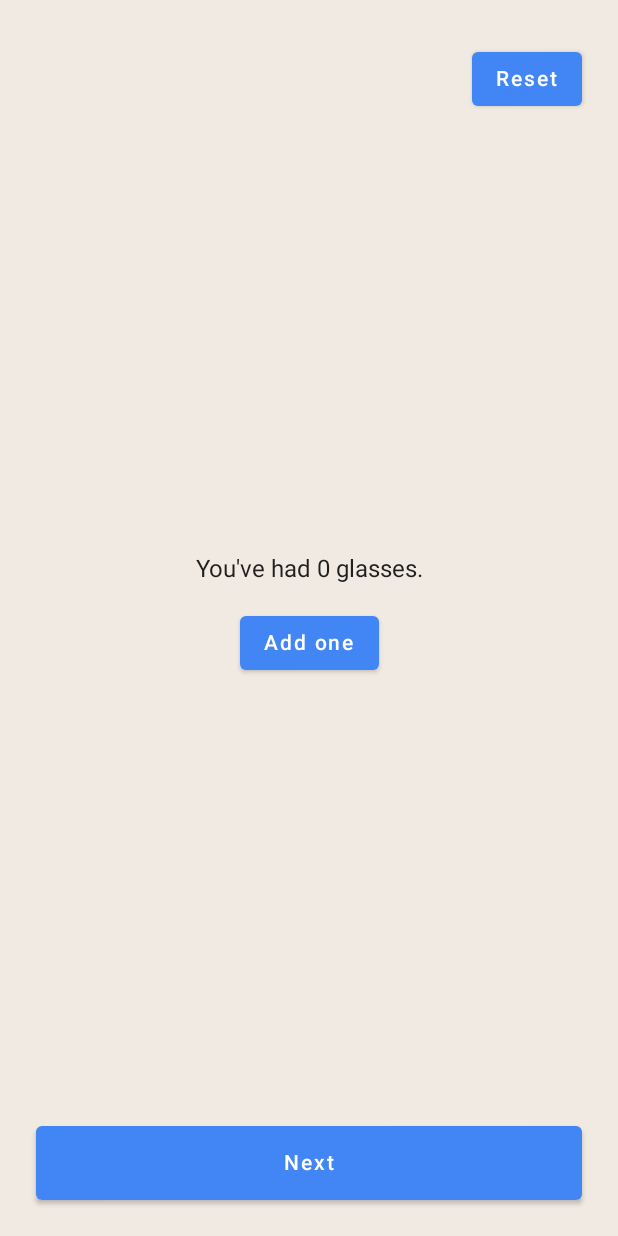
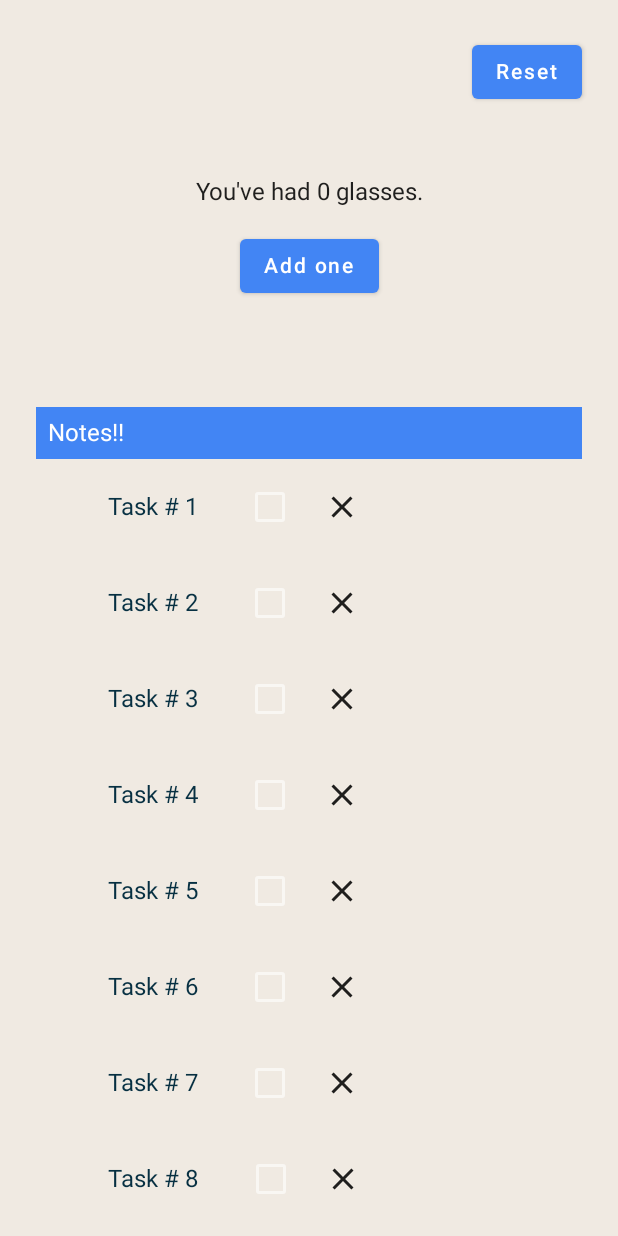
Before and after one commit to nikitha2/ComposeTutorial, an Android app built with Jetpack Compose: the ComposeStateActivity screen opened directly, with no data from a screen before it, on a phone screen of 412 x 824 dp. Run offline under Robolectric (Android 15) with nearby library versions, the phone set to English and light mode, and no system bars; our stand-ins replace constraintlayout-compose.

Commit message:
Gradle update

```diff
--- a/app/src/main/java/com/example/composetutorial/ComposeStateActivity.kt
+++ b/app/src/main/java/com/example/composetutorial/ComposeStateActivity.kt
@@ -1,17 +1,24 @@
 package com.example.composetutorial
 
 import android.os.Bundle
-import androidx.activity.ComponentActivity
 import androidx.activity.compose.setContent
+import androidx.compose.foundation.background
+import androidx.compose.foundation.layout.Column
+import androidx.compose.foundation.layout.PaddingValues
+import androidx.compose.foundation.layout.fillMaxHeight
 import androidx.compose.foundation.layout.fillMaxSize
 import androidx.compose.material.MaterialTheme
 import androidx.compose.material.Surface
 import androidx.compose.runtime.Composable
 import androidx.compose.ui.Modifier
-import com.example.composetutorial.stateCodelab.waterCounterScreen
+import androidx.compose.ui.res.colorResource
+import androidx.compose.ui.tooling.preview.Preview
+import androidx.compose.ui.unit.dp
+import com.example.composetutorial.stateCodelab.Notes
+import com.example.composetutorial.stateCodelab.WaterCount
 import com.example.composetutorial.ui.theme.ComposeTutorialTheme
 
-class ComposeStateActivity  : BaseActivity() {
+class ComposeStateActivity : BaseActivity() {
 
 
     override fun onCreate(savedInstanceState: Bundle?) {
@@ -28,9 +35,28 @@ class ComposeStateActivity  : BaseActivity() {
             }
         }
     }
+
+
+    @Composable
+    fun WellnessScreen(modifier: Modifier = Modifier) {
+        Column(
+            modifier = modifier
+                .fillMaxSize()
+                .background(color = colorResource(id = R.color.greyBackground)),
+        ) {
+            WaterCount(modifier.fillMaxHeight(0.3f))
+            Notes(
+                notePadding = PaddingValues(horizontal = 24.dp, vertical = 8.dp),
+                contentPadding = PaddingValues(vertical = 24.dp, horizontal = 24.dp)
+            )
+        }
+    }
+
+    @Preview(showBackground = true)
+    @Composable
+    fun WellnessScreenPreview() {
+        ComposeTutorialTheme {
+            WellnessScreen(Modifier)
+        }
+    }
 }
-
-@Composable
-fun WellnessScreen(modifier: Modifier = Modifier) {
-    waterCounterScreen(modifier)
-}
--- /dev/null
+++ b/app/src/main/java/com/example/composetutorial/stateCodelab/Notes.kt
@@ -0,0 +1,80 @@
+package com.example.composetutorial.stateCodelab
+
+import androidx.compose.foundation.ExperimentalFoundationApi
+import androidx.compose.foundation.background
+import androidx.compose.foundation.layout.*
+import androidx.compose.foundation.lazy.LazyColumn
+import androidx.compose.foundation.lazy.items
+import androidx.compose.material.*
+import androidx.compose.material.icons.Icons
+import androidx.compose.material.icons.filled.Close
+import androidx.compose.runtime.*
+import androidx.compose.ui.Alignment
+import androidx.compose.ui.Modifier
+import androidx.compose.ui.tooling.preview.Preview
+import androidx.compose.ui.unit.dp
+import com.example.composetutorial.SampleData
+import com.example.composetutorial.ui.theme.ComposeTutorialTheme
+
+@Composable
+fun ShowNotesScreen(
+    note: String,
+    modifier: Modifier,
+    checked: Boolean,
+    onCheck: (Boolean) -> Unit,
+    onClose: () -> Unit
+) {
+    Row(modifier = modifier.fillMaxWidth(),
+        verticalAlignment= Alignment.CenterVertically) {
+        Text(
+            text = "Task # $note",
+            modifier = modifier,
+            color = MaterialTheme.colors.onPrimary
+        )
+
+        Checkbox(checked = checked, onCheckedChange = onCheck)
+        IconButton(onClick = onClose) {
+            Icon(Icons.Filled.Close, contentDescription = "Close")
+        }
+    }
+}
+
+@OptIn(ExperimentalFoundationApi::class)
+@Composable
+fun Notes(notePadding: PaddingValues, contentPadding: PaddingValues) {
+    LazyColumn(contentPadding = contentPadding) {
+        stickyHeader {
+            Text(
+                text = "Notes!!",
+                Modifier
+                    .fillMaxWidth()
+                    .background(color = MaterialTheme.colors.surface)
+                    .padding(8.dp),
+                color = MaterialTheme.colors.background,
+            )
+        }
+        items(SampleData.noteItems) { item ->
+            var checked by remember { mutableStateOf(false) }
+            ShowNotesScreen(item,Modifier.padding(notePadding),
+                checked = checked,
+                onCheck = {
+                    checked = !checked
+                },
+                onClose = {
+
+               })
+        }
+    }
+}
+
+
+@Preview(showBackground = true)
+@Composable
+fun NotesPreview() {
+    ComposeTutorialTheme {
+        Notes(
+            notePadding = PaddingValues(vertical = 8.dp),
+            contentPadding = PaddingValues(vertical = 24.dp, horizontal = 24.dp)
+        )
+    }
+}
--- a/app/src/main/java/com/example/composetutorial/stateCodelab/WaterCounter.kt
+++ b/app/src/main/java/com/example/composetutorial/stateCodelab/WaterCounter.kt
@@ -19,7 +19,7 @@ import com.example.composetutorial.R
 import com.example.composetutorial.ui.theme.ComposeTutorialTheme
 
 @Composable
-fun waterCounter(modifier: Modifier, count: Int) {
+fun WaterCounter(modifier: Modifier, count: Int) {
     Text(
         modifier = modifier,
         textAlign = TextAlign.Center,
@@ -28,15 +28,13 @@ fun waterCounter(modifier: Modifier, count: Int) {
 }
 
 @Composable
-fun addButton(text: String, modifier: Modifier, onclickListener: () -> Unit) {
+fun AddButton(text: String, modifier: Modifier, onclickListener: () -> Unit) {
     Button(
         modifier = modifier,
         onClick = onclickListener,
         colors = ButtonDefaults.buttonColors(backgroundColor = MaterialTheme.colors.surface)
     ) {
-        Text(
-            text = text, color = MaterialTheme.colors.background
-        )
+        Text(text = text, color = MaterialTheme.colors.background)
     }
 }
 
@@ -44,12 +42,12 @@ fun addButton(text: String, modifier: Modifier, onclickListener: () -> Unit) {
  * https://developer.android.com/codelabs/jetpack-compose-state?continue=https%3A%2F%2Fdeveloper.android.com%2Fcourses%2Fpathways%2Fjetpack-compose-for-android-developers-1%23codelab-https%3A%2F%2Fdeveloper.android.com%2Fcodelabs%2Fjetpack-compose-state#4
  */
 @Composable
-fun waterCount(modifier: Modifier) {
+fun WaterCount(modifier: Modifier) {
     var count by remember { mutableStateOf(0) }
     ConstraintLayout(modifier = modifier) {
         val (waterCountBlock, resetButton) = createRefs()
 
-        addButton(text = stringResource(R.string.reset),
+        AddButton(text = stringResource(R.string.reset),
             modifier = Modifier
                 .padding(end = 24.dp, top = 24.dp)
                 .constrainAs(resetButton) {
@@ -69,13 +67,13 @@ fun waterCount(modifier: Modifier) {
             verticalArrangement = Arrangement.Center,
             horizontalAlignment = Alignment.CenterHorizontally
         ) {
-            waterCounter(
+            WaterCounter(
                 Modifier
                     .fillMaxWidth()
                     .padding(horizontal = 24.dp), count
             )
 
-            addButton(
+            AddButton(
                 stringResource(R.string.add_one), Modifier.padding(top = 16.dp)
             ) {
                 count += 1
@@ -85,7 +83,7 @@ fun waterCount(modifier: Modifier) {
 }
 
 @Composable
-fun waterCounterScreen(modifier: Modifier) {
+fun WaterCounterScreen(modifier: Modifier) {
     ConstraintLayout(
         modifier = modifier
             .fillMaxSize()
@@ -93,9 +91,9 @@ fun waterCounterScreen(modifier: Modifier) {
     ) {
         val (nextButton, waterCountBlock) = createRefs()
 
-        waterCount(
+        WaterCount(
             modifier
-                .fillMaxHeight(0.9f)
+                .fillMaxHeight(0.5f)
                 .fillMaxWidth()
                 .constrainAs(waterCountBlock) {
                     top.linkTo(parent.top)
@@ -104,7 +102,7 @@ fun waterCounterScreen(modifier: Modifier) {
                     start.linkTo(parent.start)
                 })
 
-        addButton(text = stringResource(R.string.next),
+        AddButton(text = stringResource(R.string.next),
             modifier = modifier
                 .fillMaxWidth()
                 .fillMaxHeight(0.06f)
@@ -113,16 +111,26 @@ fun waterCounterScreen(modifier: Modifier) {
                     end.linkTo(parent.end)
                     start.linkTo(parent.start)
                     bottom.linkTo(parent.bottom, margin = 24.dp)
-                }) {
-            //Notes(modifier)
-        }
+                }) {}
     }
 }
 
 @Preview(showBackground = true)
 @Composable
-fun waterCounterScreenPreview2() {
+fun WaterCounterScreenPreview() {
     ComposeTutorialTheme {
-        waterCounterScreen(Modifier)
+        WaterCounterScreen(Modifier)
     }
 }
+
+@Preview(showBackground = true)
+@Composable
+fun WaterCountPreview() {
+    ComposeTutorialTheme {
+        WaterCount(
+            Modifier
+                .fillMaxHeight()
+                .fillMaxWidth()
+        )
+    }
+}
```
Also changed, not shown: app/src/main/java/com/example/composetutorial/SampleData.kt (+28 -0 lines).
